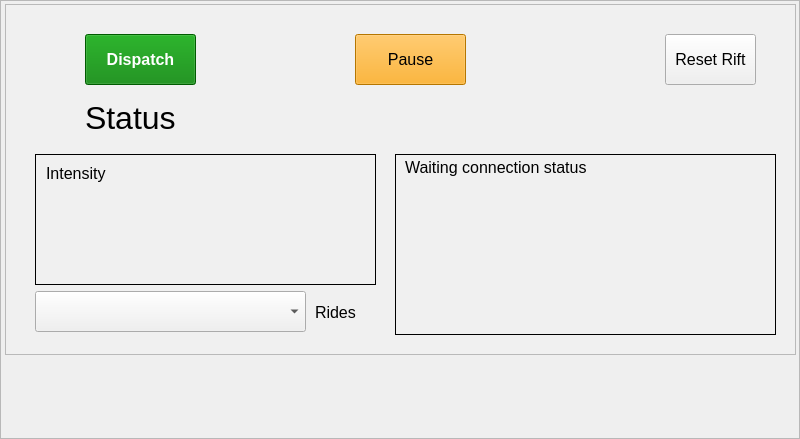
michaelmargolis/MdxMotionPlatformV3, file runtime/agents/nolimits_coaster/nolimits_coaster_gui.ui: the form before one commit.
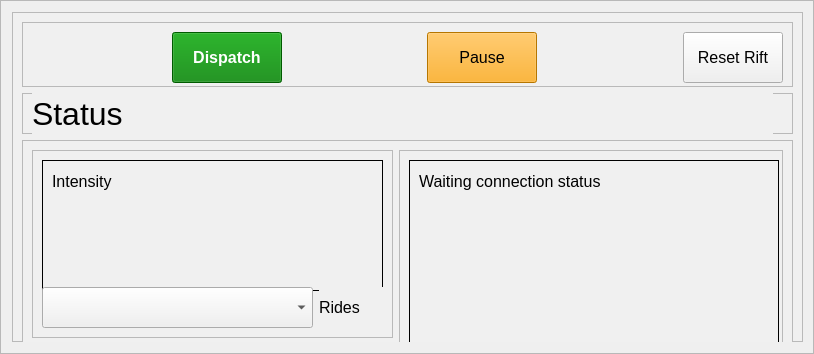
The form after the commit.

Commit message: added window scaling to guis added debug log messages improved space coaster connect message handling added ability to invert encoder values

```diff
--- a/runtime/agents/nolimits_coaster/nolimits_coaster_gui.ui
+++ b/runtime/agents/nolimits_coaster/nolimits_coaster_gui.ui
@@ -6,10 +6,16 @@
    <rect>
     <x>0</x>
     <y>0</y>
-    <width>800</width>
-    <height>439</height>
+    <width>814</width>
+    <height>354</height>
    </rect>
   </property>
+  <property name="minimumSize">
+   <size>
+    <width>791</width>
+    <height>340</height>
+   </size>
+  </property>
   <property name="windowTitle">
    <string>Frame</string>
   </property>
@@ -19,14 +25,14 @@
   <property name="frameShadow">
    <enum>QFrame::Sunken</enum>
   </property>
+  <layout class="QGridLayout" name="gridLayout">
+   <item row="0" column="0">
   <widget class="QFrame" name="frm_input">
-   <property name="geometry">
-    <rect>
-     <x>5</x>
-     <y>4</y>
+     <property name="minimumSize">
+      <size>
      <width>791</width>
-     <height>351</height>
-    </rect>
+       <height>330</height>
+      </size>
    </property>
    <property name="styleSheet">
     <string notr="true">background-color: #f0f0f0</string>
@@ -37,14 +43,48 @@
    <property name="frameShadow">
     <enum>QFrame::Raised</enum>
    </property>
+     <layout class="QVBoxLayout" name="verticalLayout_5">
+      <item>
+       <widget class="QFrame" name="buttons_frame">
+        <property name="minimumSize">
+         <size>
+          <width>352</width>
+          <height>65</height>
+         </size>
+        </property>
+        <property name="frameShape">
+         <enum>QFrame::StyledPanel</enum>
+        </property>
+        <property name="frameShadow">
+         <enum>QFrame::Raised</enum>
+        </property>
+        <layout class="QHBoxLayout" name="horizontalLayout_3">
+         <item>
+          <spacer name="horizontalSpacer_3">
+           <property name="orientation">
+            <enum>Qt::Horizontal</enum>
+           </property>
+           <property name="sizeHint" stdset="0">
+            <size>
+             <width>40</width>
+             <height>20</height>
+            </size>
+           </property>
+          </spacer>
+         </item>
+         <item>
    <widget class="QPushButton" name="btn_dispatch">
-    <property name="geometry">
-     <rect>
-      <x>80</x>
-      <y>30</y>
-      <width>111</width>
+           <property name="minimumSize">
+            <size>
+             <width>110</width>
       <height>51</height>
-     </rect>
+            </size>
+           </property>
+           <property name="maximumSize">
+            <size>
+             <width>160</width>
+             <height>16777215</height>
+            </size>
     </property>
     <property name="font">
      <font>
@@ -60,32 +100,33 @@
      <string>Dispatch</string>
     </property>
    </widget>
-   <widget class="QPushButton" name="btn_reset_rift">
-    <property name="geometry">
-     <rect>
-      <x>660</x>
-      <y>30</y>
-      <width>91</width>
-      <height>51</height>
-     </rect>
-    </property>
-    <property name="font">
-     <font>
-      <pointsize>12</pointsize>
-     </font>
-    </property>
-    <property name="text">
-     <string>Reset Rift</string>
-    </property>
-   </widget>
+         </item>
+         <item>
+          <spacer name="horizontalSpacer">
+           <property name="orientation">
+            <enum>Qt::Horizontal</enum>
+           </property>
+           <property name="sizeHint" stdset="0">
+            <size>
+             <width>40</width>
+             <height>20</height>
+            </size>
+           </property>
+          </spacer>
+         </item>
+         <item>
    <widget class="QPushButton" name="btn_pause">
-    <property name="geometry">
-     <rect>
-      <x>350</x>
-      <y>30</y>
-      <width>111</width>
+           <property name="minimumSize">
+            <size>
+             <width>110</width>
       <height>51</height>
-     </rect>
+            </size>
+           </property>
+           <property name="maximumSize">
+            <size>
+             <width>160</width>
+             <height>16777215</height>
+            </size>
     </property>
     <property name="font">
      <font>
@@ -100,15 +141,76 @@
      <string>Pause</string>
     </property>
    </widget>
+         </item>
+         <item>
+          <spacer name="horizontalSpacer_2">
+           <property name="orientation">
+            <enum>Qt::Horizontal</enum>
+           </property>
+           <property name="sizeHint" stdset="0">
+            <size>
+             <width>40</width>
+             <height>20</height>
+            </size>
+           </property>
+          </spacer>
+         </item>
+         <item>
+          <widget class="QPushButton" name="btn_reset_rift">
+           <property name="minimumSize">
+            <size>
+             <width>100</width>
+             <height>51</height>
+            </size>
+           </property>
+           <property name="maximumSize">
+            <size>
+             <width>160</width>
+             <height>16777215</height>
+            </size>
+           </property>
+           <property name="font">
+            <font>
+             <pointsize>12</pointsize>
+            </font>
+           </property>
+           <property name="text">
+            <string>Reset Rift</string>
+           </property>
+          </widget>
+         </item>
+        </layout>
+       </widget>
+      </item>
+      <item>
+       <widget class="QFrame" name="status_frame">
+        <property name="minimumSize">
+         <size>
+          <width>0</width>
+          <height>41</height>
+         </size>
+        </property>
+        <property name="frameShape">
+         <enum>QFrame::StyledPanel</enum>
+        </property>
+        <property name="frameShadow">
+         <enum>QFrame::Raised</enum>
+        </property>
    <widget class="QLabel" name="lbl_coaster_status">
     <property name="geometry">
      <rect>
-      <x>80</x>
-      <y>93</y>
-      <width>631</width>
+           <x>10</x>
+           <y>0</y>
+           <width>741</width>
       <height>41</height>
      </rect>
     </property>
+         <property name="minimumSize">
+          <size>
+           <width>0</width>
+           <height>41</height>
+          </size>
+         </property>
     <property name="font">
      <font>
       <pointsize>24</pointsize>
@@ -118,14 +220,39 @@
      <string>Status</string>
     </property>
    </widget>
-   <widget class="QFrame" name="frame">
-    <property name="geometry">
-     <rect>
-      <x>30</x>
-      <y>150</y>
+       </widget>
+      </item>
+      <item>
+       <widget class="QFrame" name="info_frame">
+        <property name="minimumSize">
+         <size>
+          <width>0</width>
+          <height>208</height>
+         </size>
+        </property>
+        <property name="frameShape">
+         <enum>QFrame::StyledPanel</enum>
+        </property>
+        <property name="frameShadow">
+         <enum>QFrame::Raised</enum>
+        </property>
+        <layout class="QHBoxLayout" name="horizontalLayout_2">
+         <item>
+          <widget class="QFrame" name="frame_2">
+           <property name="frameShape">
+            <enum>QFrame::StyledPanel</enum>
+           </property>
+           <property name="frameShadow">
+            <enum>QFrame::Raised</enum>
+           </property>
+           <layout class="QVBoxLayout" name="verticalLayout">
+            <item>
+             <widget class="QFrame" name="frame_5">
+              <property name="minimumSize">
+               <size>
       <width>341</width>
       <height>131</height>
-     </rect>
+               </size>
     </property>
     <property name="frameShape">
      <enum>QFrame::Panel</enum>
@@ -133,15 +260,9 @@
     <property name="frameShadow">
      <enum>QFrame::Plain</enum>
     </property>
+              <layout class="QVBoxLayout" name="verticalLayout_4">
+               <item>
     <widget class="QLabel" name="lbl_intensity_status">
-     <property name="geometry">
-      <rect>
-       <x>11</x>
-       <y>10</y>
-       <width>301</width>
-       <height>19</height>
-      </rect>
-     </property>
      <property name="font">
       <font>
        <pointsize>12</pointsize>
@@ -151,15 +272,9 @@
       <string>Intensity</string>
      </property>
     </widget>
+               </item>
+               <item>
     <widget class="QLabel" name="lbl_remote_status">
-     <property name="geometry">
-      <rect>
-       <x>11</x>
-       <y>35</y>
-       <width>301</width>
-       <height>21</height>
-      </rect>
-     </property>
      <property name="font">
       <font>
        <pointsize>12</pointsize>
@@ -169,33 +284,21 @@
       <string/>
      </property>
     </widget>
-    <widget class="QLabel" name="lbl_temperature_status">
-     <property name="geometry">
-      <rect>
-       <x>11</x>
-       <y>85</y>
-       <width>301</width>
-       <height>19</height>
-      </rect>
-     </property>
-     <property name="font">
-      <font>
-       <pointsize>12</pointsize>
-      </font>
-     </property>
-     <property name="text">
-      <string/>
-     </property>
-    </widget>
+               </item>
+               <item>
     <widget class="QLabel" name="lbl_sync_status">
-     <property name="geometry">
-      <rect>
-       <x>11</x>
-       <y>60</y>
-       <width>321</width>
-       <height>25</height>
-      </rect>
-     </property>
+                 <property name="font">
+                  <font>
+                   <pointsize>12</pointsize>
+                  </font>
+                 </property>
+                 <property name="text">
+                  <string/>
+                 </property>
+                </widget>
+               </item>
+               <item>
+                <widget class="QLabel" name="lbl_temperature_status">
      <property name="font">
       <font>
        <pointsize>12</pointsize>
@@ -205,15 +308,72 @@
       <string/>
      </property>
     </widget>
-   </widget>
-   <widget class="QFrame" name="frame_3">
-    <property name="geometry">
-     <rect>
-      <x>390</x>
-      <y>150</y>
-      <width>381</width>
+               </item>
+              </layout>
+             </widget>
+            </item>
+            <item>
+             <layout class="QHBoxLayout" name="horizontalLayout">
+              <property name="spacing">
+               <number>6</number>
+              </property>
+              <property name="topMargin">
+               <number>8</number>
+              </property>
+              <item>
+               <widget class="QComboBox" name="cmb_select_ride">
+                <property name="minimumSize">
+                 <size>
+                  <width>271</width>
+                  <height>41</height>
+                 </size>
+                </property>
+                <property name="font">
+                 <font>
+                  <pointsize>12</pointsize>
+                 </font>
+                </property>
+               </widget>
+              </item>
+              <item>
+               <widget class="QLabel" name="label_8">
+                <property name="font">
+                 <font>
+                  <pointsize>12</pointsize>
+                 </font>
+                </property>
+                <property name="text">
+                 <string>Rides</string>
+                </property>
+               </widget>
+              </item>
+             </layout>
+            </item>
+           </layout>
+          </widget>
+         </item>
+         <item>
+          <widget class="QFrame" name="frame_4">
+           <property name="minimumSize">
+            <size>
+             <width>0</width>
+             <height>207</height>
+            </size>
+           </property>
+           <property name="frameShape">
+            <enum>QFrame::StyledPanel</enum>
+           </property>
+           <property name="frameShadow">
+            <enum>QFrame::Raised</enum>
+           </property>
+           <layout class="QVBoxLayout" name="verticalLayout_2">
+            <item>
+             <widget class="QFrame" name="frame_6">
+              <property name="minimumSize">
+               <size>
+                <width>370</width>
       <height>181</height>
-     </rect>
+               </size>
     </property>
     <property name="frameShape">
      <enum>QFrame::Panel</enum>
@@ -224,15 +384,9 @@
     <property name="lineWidth">
      <number>1</number>
     </property>
+              <layout class="QVBoxLayout" name="verticalLayout_3">
+               <item>
     <widget class="QLabel" name="lbl_pc_conn_status_0">
-     <property name="geometry">
-      <rect>
-       <x>10</x>
-       <y>2</y>
-       <width>311</width>
-       <height>22</height>
-      </rect>
-     </property>
      <property name="font">
       <font>
        <pointsize>12</pointsize>
@@ -242,15 +396,9 @@
       <string>Waiting connection status</string>
      </property>
     </widget>
+               </item>
+               <item>
     <widget class="QLabel" name="lbl_pc_conn_status_1">
-     <property name="geometry">
-      <rect>
-       <x>10</x>
-       <y>32</y>
-       <width>311</width>
-       <height>22</height>
-      </rect>
-     </property>
      <property name="font">
       <font>
        <pointsize>12</pointsize>
@@ -260,15 +408,9 @@
       <string/>
      </property>
     </widget>
+               </item>
+               <item>
     <widget class="QLabel" name="lbl_pc_conn_status_2">
-     <property name="geometry">
-      <rect>
-       <x>10</x>
-       <y>62</y>
-       <width>311</width>
-       <height>22</height>
-      </rect>
-     </property>
      <property name="font">
       <font>
        <pointsize>12</pointsize>
@@ -278,15 +420,9 @@
       <string/>
      </property>
     </widget>
+               </item>
+               <item>
     <widget class="QLabel" name="lbl_pc_conn_status_3">
-     <property name="geometry">
-      <rect>
-       <x>10</x>
-       <y>92</y>
-       <width>311</width>
-       <height>22</height>
-      </rect>
-     </property>
      <property name="font">
       <font>
        <pointsize>12</pointsize>
@@ -296,15 +432,9 @@
       <string/>
      </property>
     </widget>
+               </item>
+               <item>
     <widget class="QLabel" name="lbl_pc_conn_status_4">
-     <property name="geometry">
-      <rect>
-       <x>10</x>
-       <y>122</y>
-       <width>301</width>
-       <height>22</height>
-      </rect>
-     </property>
      <property name="font">
       <font>
        <pointsize>12</pointsize>
@@ -314,15 +444,9 @@
       <string/>
      </property>
     </widget>
+               </item>
+               <item>
     <widget class="QLabel" name="lbl_pc_conn_status_5">
-     <property name="geometry">
-      <rect>
-       <x>10</x>
-       <y>152</y>
-       <width>311</width>
-       <height>22</height>
-      </rect>
-     </property>
      <property name="font">
       <font>
        <pointsize>12</pointsize>
@@ -332,41 +456,20 @@
       <string/>
      </property>
     </widget>
-   </widget>
-   <widget class="QComboBox" name="cmb_select_ride">
-    <property name="geometry">
-     <rect>
-      <x>30</x>
-      <y>287</y>
-      <width>271</width>
-      <height>41</height>
-     </rect>
-    </property>
-    <property name="font">
-     <font>
-      <pointsize>12</pointsize>
-     </font>
-    </property>
-   </widget>
-   <widget class="QLabel" name="label_7">
-    <property name="geometry">
-     <rect>
-      <x>310</x>
-      <y>300</y>
-      <width>51</width>
-      <height>16</height>
-     </rect>
-    </property>
-    <property name="font">
-     <font>
-      <pointsize>12</pointsize>
-     </font>
-    </property>
-    <property name="text">
-     <string>Rides</string>
-    </property>
-   </widget>
-  </widget>
+               </item>
+              </layout>
+             </widget>
+            </item>
+           </layout>
+          </widget>
+         </item>
+        </layout>
+       </widget>
+      </item>
+     </layout>
+    </widget>
+   </item>
+  </layout>
  </widget>
  <resources/>
  <connections/>
```
Lines whose indentation alone changed are shown as unchanged. The commit also changes 19 other files.
